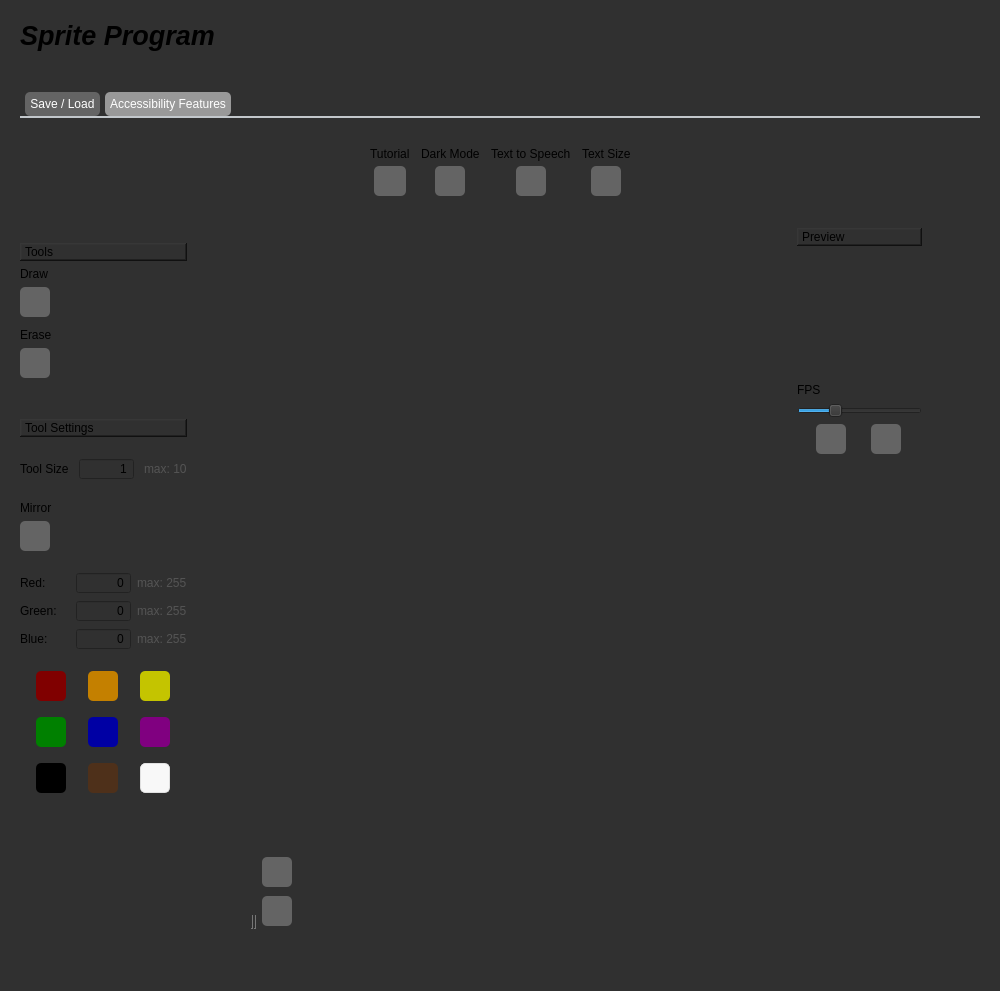
The window that mainwindow.ui (landonwest815/sprite-editor) describes before a commit, drawn with Qt 5.
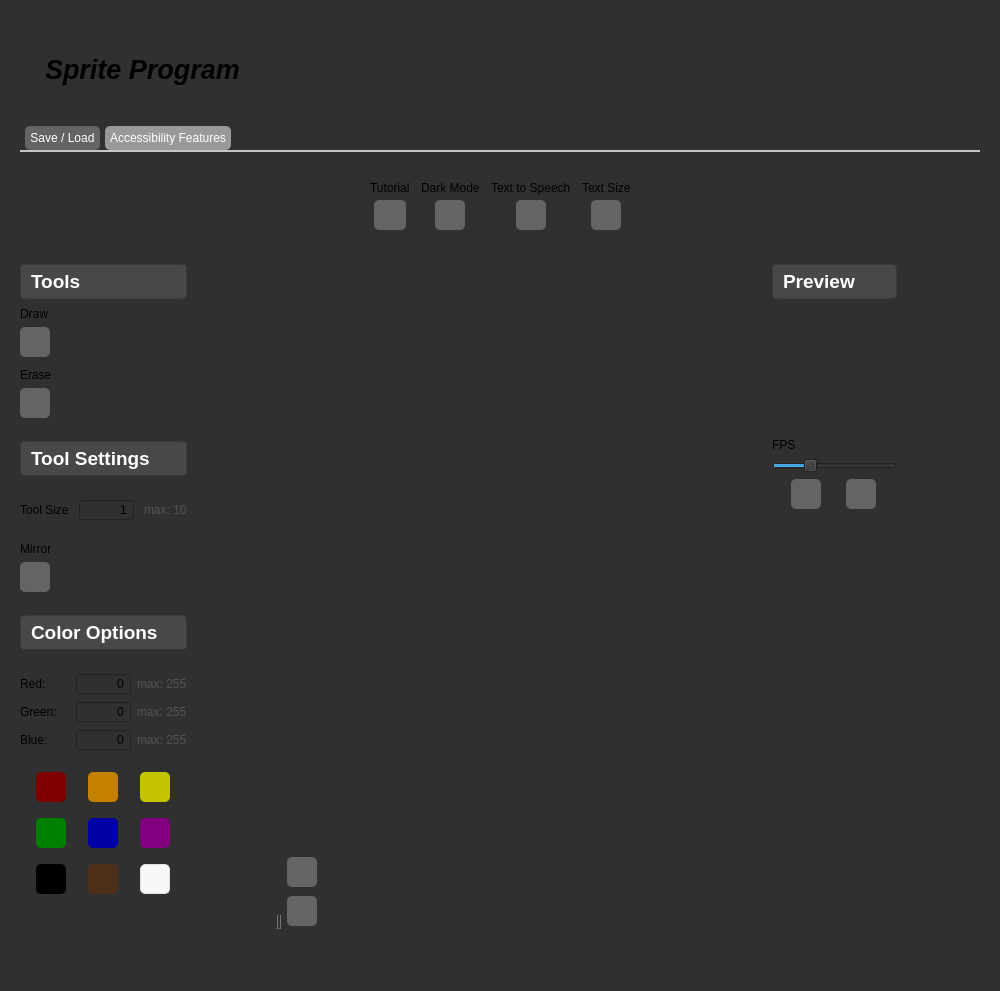
The same window after the commit. Icons and pictures are not drawn.

The edit to the form file:
```diff
--- a/mainwindow.ui
+++ b/mainwindow.ui
@@ -30,6 +30,19 @@
     <property name="bottomMargin">
      <number>20</number>
     </property>
+    <item>
+     <spacer name="verticalSpacer_10">
+      <property name="orientation">
+       <enum>Qt::Vertical</enum>
+      </property>
+      <property name="sizeHint" stdset="0">
+       <size>
+        <width>20</width>
+        <height>40</height>
+       </size>
+      </property>
+     </spacer>
+    </item>
     <item>
      <layout class="QHBoxLayout" name="horizontalLayout">
       <item>
@@ -50,6 +63,9 @@
         <property name="text">
          <string>Sprite Program</string>
         </property>
+        <property name="indent">
+         <number>25</number>
+        </property>
        </widget>
       </item>
       <item>
@@ -1137,33 +1153,28 @@
         <property name="spacing">
          <number>6</number>
         </property>
-        <item>
-         <spacer name="verticalSpacer_10">
-          <property name="orientation">
-           <enum>Qt::Vertical</enum>
-          </property>
-          <property name="sizeType">
-           <enum>QSizePolicy::Fixed</enum>
-          </property>
-          <property name="sizeHint" stdset="0">
-           <size>
-            <width>20</width>
-            <height>15</height>
-           </size>
-          </property>
-         </spacer>
-        </item>
         <item>
          <widget class="QLabel" name="toolsLabel">
           <property name="font">
            <font>
-            <italic>true</italic>
+            <pointsize>14</pointsize>
+            <italic>false</italic>
             <bold>true</bold>
             <underline>false</underline>
            </font>
           </property>
           <property name="styleSheet">
-           <string notr="true"/>
+           <string notr="true">QLabel {
+    background-color: #484848; /* A nice shade of dark gray */
+    color: white; /* White text color */
+    padding: 5px; /* Padding around the text */
+    border-radius: 4px; /* Rounded corners */
+    font-weight: bold; /* Bold font */
+    qproperty-alignment: AlignCenter; /* Center alignment for text */
+    margin-top: 2px; /* Space from the top margin */
+    margin-bottom: 2px; /* Space from the bottom margin */
+    border: 1px solid #3A3A3A; /* Border with a slightly lighter shade of gray */
+}</string>
           </property>
           <property name="frameShape">
            <enum>QFrame::WinPanel</enum>
@@ -1172,7 +1183,7 @@
            <enum>QFrame::Raised</enum>
           </property>
           <property name="text">
-           <string>&lt;html&gt;&lt;head/&gt;&lt;body&gt;&lt;p&gt;&lt;span style=&quot; font-weight:400; font-style:normal;&quot;&gt;Tools&lt;/span&gt;&lt;/p&gt;&lt;/body&gt;&lt;/html&gt;</string>
+           <string>Tools</string>
           </property>
          </widget>
         </item>
@@ -1337,7 +1348,7 @@
           <property name="sizeHint" stdset="0">
            <size>
             <width>20</width>
-            <height>35</height>
+            <height>15</height>
            </size>
           </property>
          </spacer>
@@ -1346,11 +1357,25 @@
          <widget class="QLabel" name="toolSettingLabel">
           <property name="font">
            <font>
-            <italic>true</italic>
+            <pointsize>14</pointsize>
+            <italic>false</italic>
             <bold>true</bold>
             <underline>false</underline>
            </font>
           </property>
+          <property name="styleSheet">
+           <string notr="true">QLabel {
+    background-color: #484848; /* A nice shade of dark gray */
+    color: white; /* White text color */
+    padding: 5px; /* Padding around the text */
+    border-radius: 4px; /* Rounded corners */
+    font-weight: bold; /* Bold font */
+    qproperty-alignment: AlignCenter; /* Center alignment for text */
+    margin-top: 2px; /* Space from the top margin */
+    margin-bottom: 2px; /* Space from the bottom margin */
+    border: 1px solid #3A3A3A; /* Border with a slightly lighter shade of gray */
+}</string>
+          </property>
           <property name="frameShape">
            <enum>QFrame::WinPanel</enum>
           </property>
@@ -1358,7 +1383,7 @@
            <enum>QFrame::Raised</enum>
           </property>
           <property name="text">
-           <string>&lt;html&gt;&lt;head/&gt;&lt;body&gt;&lt;p&gt;&lt;span style=&quot; font-weight:400; font-style:normal;&quot;&gt;Tool Settings&lt;/span&gt;&lt;/p&gt;&lt;/body&gt;&lt;/html&gt;</string>
+           <string>Tool Settings</string>
           </property>
          </widget>
         </item>
@@ -1536,6 +1561,56 @@
           </property>
          </spacer>
         </item>
+        <item>
+         <widget class="QLabel" name="colorsLabel">
+          <property name="font">
+           <font>
+            <pointsize>14</pointsize>
+            <italic>false</italic>
+            <bold>true</bold>
+            <underline>false</underline>
+           </font>
+          </property>
+          <property name="styleSheet">
+           <string notr="true">QLabel {
+    background-color: #484848; /* A nice shade of dark gray */
+    color: white; /* White text color */
+    padding: 5px; /* Padding around the text */
+    border-radius: 4px; /* Rounded corners */
+    font-weight: bold; /* Bold font */
+    qproperty-alignment: AlignCenter; /* Center alignment for text */
+    margin-top: 2px; /* Space from the top margin */
+    margin-bottom: 2px; /* Space from the bottom margin */
+    border: 1px solid #3A3A3A; /* Border with a slightly lighter shade of gray */
+}</string>
+          </property>
+          <property name="frameShape">
+           <enum>QFrame::WinPanel</enum>
+          </property>
+          <property name="frameShadow">
+           <enum>QFrame::Raised</enum>
+          </property>
+          <property name="text">
+           <string>Color Options</string>
+          </property>
+         </widget>
+        </item>
+        <item>
+         <spacer name="verticalSpacer_21">
+          <property name="orientation">
+           <enum>Qt::Vertical</enum>
+          </property>
+          <property name="sizeType">
+           <enum>QSizePolicy::Fixed</enum>
+          </property>
+          <property name="sizeHint" stdset="0">
+           <size>
+            <width>20</width>
+            <height>15</height>
+           </size>
+          </property>
+         </spacer>
+        </item>
         <item>
          <layout class="QHBoxLayout" name="horizontalLayout_10">
           <item>
@@ -2198,21 +2273,21 @@
           <item>
            <widget class="QLabel" name="pixMapLabel">
             <property name="sizePolicy">
-             <sizepolicy hsizetype="Fixed" vsizetype="Fixed">
+             <sizepolicy hsizetype="Preferred" vsizetype="Preferred">
               <horstretch>0</horstretch>
               <verstretch>0</verstretch>
              </sizepolicy>
             </property>
             <property name="minimumSize">
              <size>
-              <width>500</width>
-              <height>500</height>
+              <width>450</width>
+              <height>450</height>
              </size>
             </property>
             <property name="maximumSize">
              <size>
-              <width>500</width>
-              <height>500</height>
+              <width>450</width>
+              <height>450</height>
              </size>
             </property>
             <property name="sizeIncrement">
@@ -2250,29 +2325,43 @@
             <item>
              <widget class="QLabel" name="previewLabel_2">
               <property name="sizePolicy">
-               <sizepolicy hsizetype="Fixed" vsizetype="Fixed">
+               <sizepolicy hsizetype="Preferred" vsizetype="Preferred">
                 <horstretch>0</horstretch>
                 <verstretch>0</verstretch>
                </sizepolicy>
               </property>
               <property name="minimumSize">
                <size>
-                <width>125</width>
+                <width>0</width>
                 <height>0</height>
                </size>
               </property>
               <property name="maximumSize">
                <size>
-                <width>125</width>
+                <width>16777215</width>
                 <height>16777215</height>
                </size>
               </property>
               <property name="font">
                <font>
-                <italic>true</italic>
+                <pointsize>14</pointsize>
+                <italic>false</italic>
                 <bold>true</bold>
                </font>
               </property>
+              <property name="styleSheet">
+               <string notr="true">QLabel {
+    background-color: #484848; /* A nice shade of dark gray */
+    color: white; /* White text color */
+    padding: 5px; /* Padding around the text */
+    border-radius: 4px; /* Rounded corners */
+    font-weight: bold; /* Bold font */
+    qproperty-alignment: AlignCenter; /* Center alignment for text */
+    margin-top: 2px; /* Space from the top margin */
+    margin-bottom: 2px; /* Space from the bottom margin */
+    border: 1px solid #3A3A3A; /* Border with a slightly lighter shade of gray */
+}</string>
+              </property>
               <property name="frameShape">
                <enum>QFrame::WinPanel</enum>
               </property>
@@ -2280,7 +2369,7 @@
                <enum>QFrame::Raised</enum>
               </property>
               <property name="text">
-               <string>&lt;html&gt;&lt;head/&gt;&lt;body&gt;&lt;p&gt;&lt;span style=&quot; font-weight:400; font-style:normal;&quot;&gt;Preview&lt;/span&gt;&lt;/p&gt;&lt;/body&gt;&lt;/html&gt;</string>
+               <string>Preview</string>
               </property>
              </widget>
             </item>
```
Left out of the diff: 4 changed lines with no effect on the pictures.
